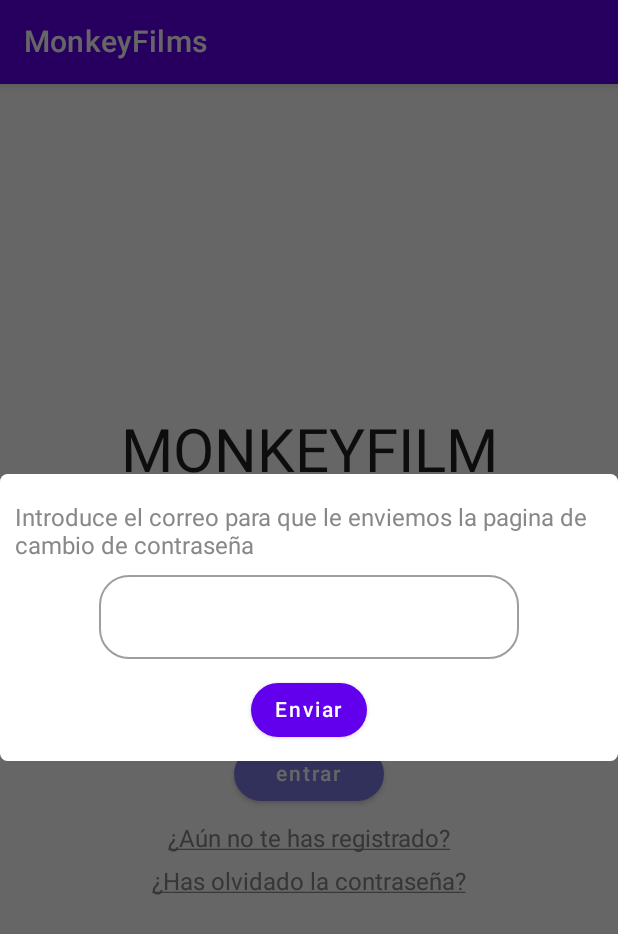
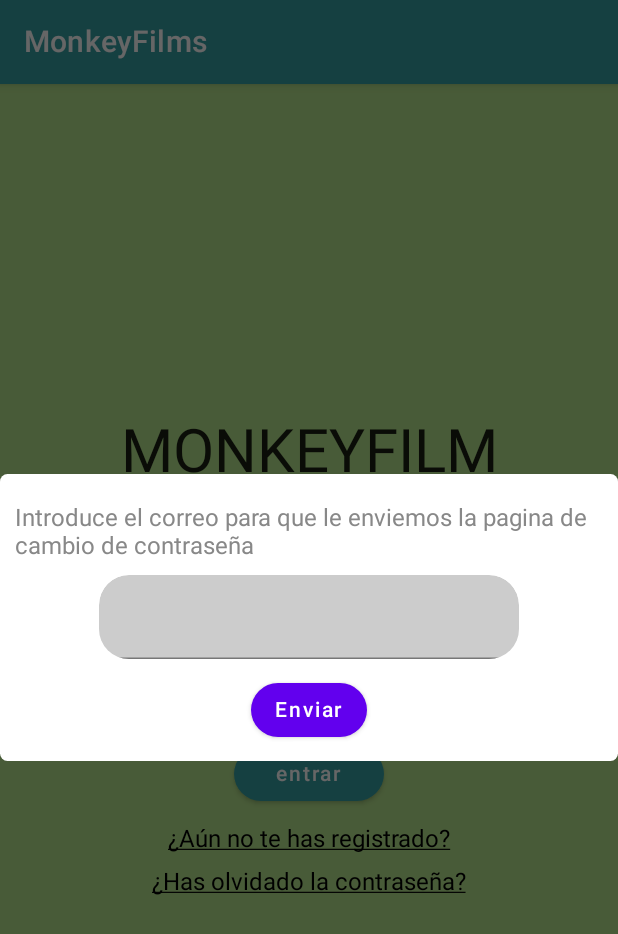
Before and after one commit to Korah06/Monkey_Film_Mario_Espasa, an Android app built with Jetpack Compose: the screen it shows after launch (MainActivity), after a tap on "¿Has olvidado la contraseña?", on a phone screen of 412 x 824 dp. Shown: the top 934 px of the screen. Run offline under Robolectric (Android 15) with nearby library versions, the phone set to English and light mode, and no system bars; our stand-ins replace livedata-compose; network calls fail; 1 statement that could not run was skipped.

Commit message:
Version1.1

```diff
--- a/app/src/main/AndroidManifest.xml
+++ b/app/src/main/AndroidManifest.xml
@@ -18,6 +18,7 @@
             android:name=".MainActivity"
             android:exported="true"
             android:label="@string/app_name"
+            android:screenOrientation="portrait"
             android:theme="@style/Theme.MonkeyApp_Mario_Espasa">
             <intent-filter>
                 <action android:name="android.intent.action.MAIN" />
--- a/app/src/main/java/espasa/mario/monkeyapp_mario_espasa/composables/DialogPassword.kt
+++ b/app/src/main/java/espasa/mario/monkeyapp_mario_espasa/composables/DialogPassword.kt
@@ -59,8 +59,13 @@ fun ForgotPassword(showDialog: Boolean, dissmissDialog: () -> Unit) {
                                 .fillMaxWidth()
                                 .padding(top = 10.dp)
                         ) {
-                            OutlinedTextField(value = emailValue.value,
-                                onValueChange = { emailValue.value = it })
+                            TextField(value = emailValue.value,
+                                onValueChange = { emailValue.value = it },
+                                colors = TextFieldDefaults.textFieldColors(
+                                    backgroundColor = Color.LightGray
+                                ),
+                                modifier = Modifier.clip(Shapes.small)
+                            )
                         }
                         Row(
                             horizontalArrangement = Arrangement.Center,
--- a/app/src/main/java/espasa/mario/monkeyapp_mario_espasa/composables/TopBar.kt
+++ b/app/src/main/java/espasa/mario/monkeyapp_mario_espasa/composables/TopBar.kt
@@ -23,6 +23,7 @@ import androidx.compose.ui.window.Dialog
 @Composable
 fun MyToolBar() {
     TopAppBar(
+        backgroundColor = MaterialTheme.colors.surface,
         title = { Text(text = "MonkeyFilms") },
         navigationIcon = {
             IconButton(onClick = {}) {
@@ -44,9 +45,8 @@ fun MyToolBar() {
 @Composable
 fun MySimpleToolBar() {
     TopAppBar(
-        title = { Text(text = "MonkeyFilms") },
-
-
+        title = { Text(text = "MonkeyFilms", color = Color.White) },
+        backgroundColor = MaterialTheme.colors.surface
         )
 
 }
--- a/app/src/main/java/espasa/mario/monkeyapp_mario_espasa/create/ui/CreateScreen.kt
+++ b/app/src/main/java/espasa/mario/monkeyapp_mario_espasa/create/ui/CreateScreen.kt
@@ -78,7 +78,7 @@ fun ContentC(navController: NavController, filmViewModel: FilmViewModel) {
             onClick = {
                 Toast.makeText(context, "Aun no se encuentra en funcionamiento", Toast.LENGTH_SHORT).show()
             },
-            modifier = Modifier.width(100.dp),
+            modifier = Modifier.width(150.dp),
             colors = ButtonDefaults.buttonColors(
                 backgroundColor = Color(0xFF47978E9),
                 disabledBackgroundColor = Color(0xFF78C48F9),
--- a/app/src/main/java/espasa/mario/monkeyapp_mario_espasa/login/ui/LoginScreen.kt
+++ b/app/src/main/java/espasa/mario/monkeyapp_mario_espasa/login/ui/LoginScreen.kt
@@ -78,7 +78,7 @@ fun Content(
     val showDialog = rememberSaveable { mutableStateOf(false) }
 
     Column(
-        modifier = Modifier.fillMaxSize(),
+        modifier = Modifier.fillMaxSize().background(MaterialTheme.colors.background),
         verticalArrangement = Arrangement.Center,
         horizontalAlignment = Alignment.CenterHorizontally
     ) {
@@ -118,8 +118,7 @@ fun Content(
                 },
                 modifier = Modifier.width(100.dp),
                 colors = ButtonDefaults.buttonColors(
-                    backgroundColor = Color(0xFF47978E9),
-                    disabledBackgroundColor = Color(0xFF78C48F9),
+                    backgroundColor = MaterialTheme.colors.surface,
                     contentColor = Color.White,
                     disabledContentColor = Color.White
                 )
@@ -137,7 +136,7 @@ fun Content(
                     text = "¿Aún no te has registrado?",
                     modifier = Modifier.clickable { navController.navigate(route = AppScreens.RegisterScreen.route) },
                     textDecoration = TextDecoration.Underline,
-                    color = Color.Gray
+                    color = Color.Black
                 )
 
 
@@ -152,7 +151,7 @@ fun Content(
                     text = "¿Has olvidado la contraseña?",
                     modifier = Modifier.clickable { showDialog.value = true },
                     textDecoration = TextDecoration.Underline,
-                    color = Color.Gray
+                    color = Color.Black
                 )
             }
         }
--- a/app/src/main/java/espasa/mario/monkeyapp_mario_espasa/ui/theme/Color.kt
+++ b/app/src/main/java/espasa/mario/monkeyapp_mario_espasa/ui/theme/Color.kt
@@ -6,3 +6,8 @@ val Purple200 = Color(0xFFBB86FC)
 val Purple500 = Color(0xFF6200EE)
 val Purple700 = Color(0xFF3700B3)
 val Teal200 = Color(0xFF03DAC5)
+
+val backgroundApp = Color(0xFFB5E48C)
+val backgroundDarkApp = Color(0xFF168AAD)
+val surface = Color(0xFF34A0A4)
+val cardColor = Color(0xEEA4D37B)
--- a/app/src/main/java/espasa/mario/monkeyapp_mario_espasa/ui/theme/Theme.kt
+++ b/app/src/main/java/espasa/mario/monkeyapp_mario_espasa/ui/theme/Theme.kt
@@ -8,14 +8,19 @@ import androidx.compose.runtime.Composable
 
 private val DarkColorPalette = darkColors(
     primary = Purple200,
-    primaryVariant = Purple700,
-    secondary = Teal200
+    primaryVariant = cardColor,
+    secondary = Teal200,
+    background = backgroundDarkApp,
+    surface = surface
+
 )
 
 private val LightColorPalette = lightColors(
     primary = Purple500,
-    primaryVariant = Purple700,
-    secondary = Teal200
+    primaryVariant = cardColor,
+    secondary = Teal200,
+    background = backgroundApp,
+    surface = surface
 
     /* Other default colors to override
     background = Color.White,
```
Also changed, not shown: app/src/main/java/espasa/mario/monkeyapp_mario_espasa/composables/DownMenu.kt (+4 -6 lines), app/src/main/java/espasa/mario/monkeyapp_mario_espasa/favorites/ui/FavoriteScreen.kt (+35 -19 lines), app/src/main/java/espasa/mario/monkeyapp_mario_espasa/home/ui/HomeScreen.kt (+20 -9 lines).
